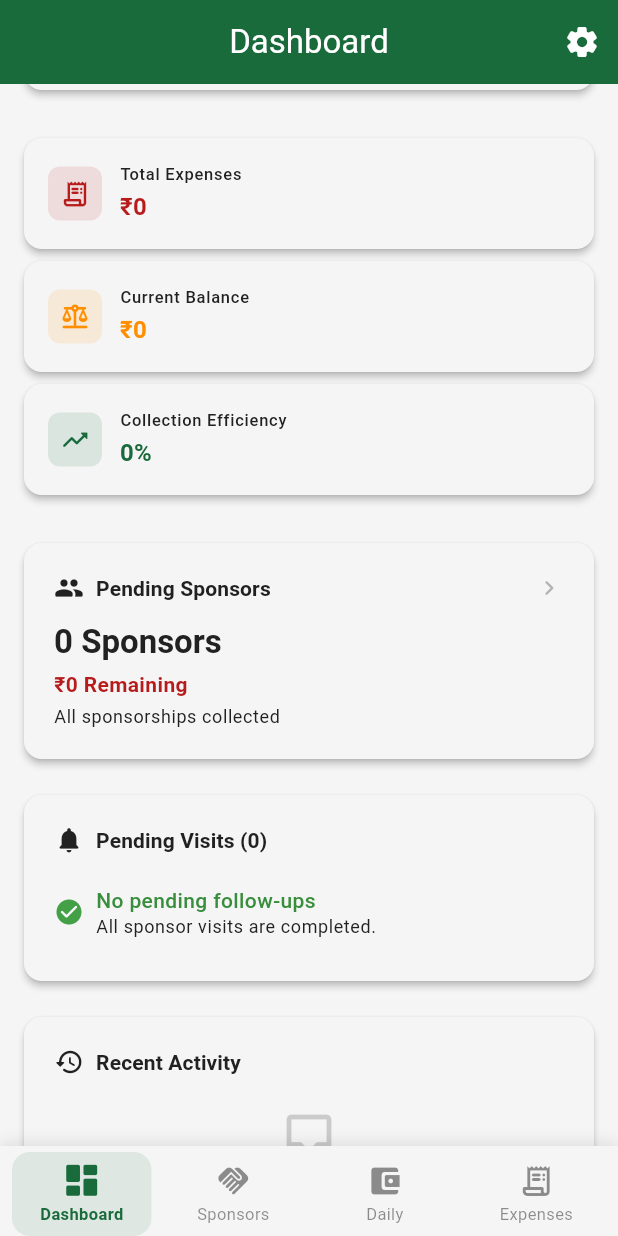
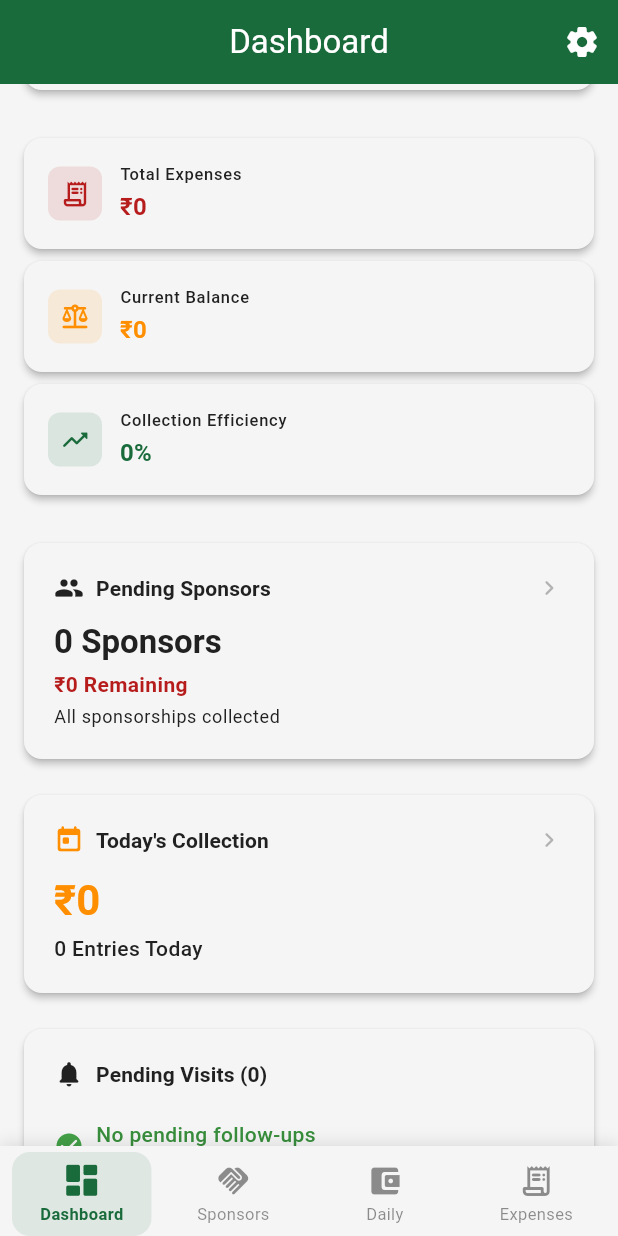
Before and after one commit to santhosh9863/gowriganesha, a Flutter app: the screen it shows after launch, scrolled down 576 dp, on a phone screen of 412 x 824 dp. Run offline on Flutter 3.47's test engine with Material 3 defaults, Android fonts, the phone set to English and light mode, and no system bars; our stand-ins replace cloud_firestore, firebase_core, flutter_riverpod, go_router; accounts and stored records are empty; statements that could not run were skipped.

Commit message:
feat: todays-collection
- Dashboard card showing today's total + entry count
- Entire card tappable → Daily Collections page
- todayEntryCount added to DashboardData
- Today's items computed once for both sum and count

```diff
--- a/lib/core/providers/dashboard_provider.dart
+++ b/lib/core/providers/dashboard_provider.dart
@@ -11,6 +11,7 @@ class DashboardData {
   final int remainingCollection;
   final double progressPercent;
   final int todayCollection;
+  final int todayEntryCount;
   final int totalDailyCollections;
   final int pendingSponsorCount;
   final int pendingRemainingTotal;
@@ -23,6 +24,7 @@ class DashboardData {
     required this.remainingCollection,
     required this.progressPercent,
     required this.todayCollection,
+    required this.todayEntryCount,
     required this.totalDailyCollections,
     required this.pendingSponsorCount,
     required this.pendingRemainingTotal,
@@ -56,11 +58,13 @@ final dashboardProvider = Provider<DashboardData>((ref) {
   final now = DateTime.now();
   final todayStart = DateTime(now.year, now.month, now.day);
   final todayEnd = todayStart.add(const Duration(days: 1));
-  final todayCollection = dailyCollections
+  final todayItems = dailyCollections
       .where((dc) =>
           dc.date.toDate().isAfter(todayStart) &&
           dc.date.toDate().isBefore(todayEnd))
-      .fold<int>(0, (v, dc) => v + dc.amount);
+      .toList();
+  final todayCollection = todayItems.fold<int>(0, (v, dc) => v + dc.amount);
+  final todayEntryCount = todayItems.length;
 
   final totalDailyCollections = totalDaily;
 
@@ -76,6 +80,7 @@ final dashboardProvider = Provider<DashboardData>((ref) {
     remainingCollection: remainingCollection,
     progressPercent: progressPercent,
     todayCollection: todayCollection,
+    todayEntryCount: todayEntryCount,
     totalDailyCollections: totalDailyCollections,
     pendingSponsorCount: pendingSponsorCount,
     pendingRemainingTotal: pendingRemainingTotal,
--- a/lib/features/dashboard/dashboard_page.dart
+++ b/lib/features/dashboard/dashboard_page.dart
@@ -112,6 +112,8 @@ class _DashboardPageState extends ConsumerState<DashboardPage>
                 ),
                 const SizedBox(height: 24),
                 _PendingSponsors(theme: theme, colorScheme: colorScheme),
+                const SizedBox(height: 24),
+                _TodayCollection(theme: theme, colorScheme: colorScheme),
                 const SizedBox(height: 24),
                 _PendingVisits(theme: theme, colorScheme: colorScheme),
                 const SizedBox(height: 24),
@@ -592,6 +594,75 @@ class _PendingSponsors extends ConsumerWidget {
   }
 }
 
+class _TodayCollection extends ConsumerWidget {
+  final ThemeData theme;
+  final ColorScheme colorScheme;
+
+  const _TodayCollection({
+    required this.theme,
+    required this.colorScheme,
+  });
+
+  @override
+  Widget build(BuildContext context, WidgetRef ref) {
+    final dashboard = ref.watch(dashboardProvider);
+
+    return Card(
+      margin: EdgeInsets.zero,
+      child: InkWell(
+        onTap: () => context.push('/daily-collections'),
+        borderRadius: BorderRadius.circular(12),
+        child: Padding(
+          padding: const EdgeInsets.all(20),
+          child: Column(
+            crossAxisAlignment: CrossAxisAlignment.start,
+            children: [
+              Row(
+                children: [
+                  Icon(
+                    Icons.today_rounded,
+                    size: 20,
+                    color: colorScheme.tertiary,
+                  ),
+                  const SizedBox(width: 8),
+                  Text(
+                    "Today's Collection",
+                    style: theme.textTheme.titleSmall?.copyWith(
+                      fontWeight: FontWeight.w600,
+                    ),
+                  ),
+                  const Spacer(),
+                  Icon(
+                    Icons.chevron_right_rounded,
+                    size: 20,
+                    color: colorScheme.onSurface.withAlpha(80),
+                  ),
+                ],
+              ),
+              const SizedBox(height: 12),
+              Text(
+                '${AppConstants.currencySymbol}${NumberFormat('#,##,###', 'en_IN').format(dashboard.todayCollection)}',
+                style: theme.textTheme.headlineMedium?.copyWith(
+                  fontWeight: FontWeight.bold,
+                  color: colorScheme.tertiary,
+                ),
+              ),
+              const SizedBox(height: 4),
+              Text(
+                '${dashboard.todayEntryCount} Entries Today',
+                style: theme.textTheme.bodyMedium?.copyWith(
+                  color: colorScheme.onSurfaceVariant,
+                  fontWeight: FontWeight.w500,
+                ),
+              ),
+            ],
+          ),
+        ),
+      ),
+    );
+  }
+}
+
 class _PendingVisits extends ConsumerWidget {
   final ThemeData theme;
   final ColorScheme colorScheme;
```
